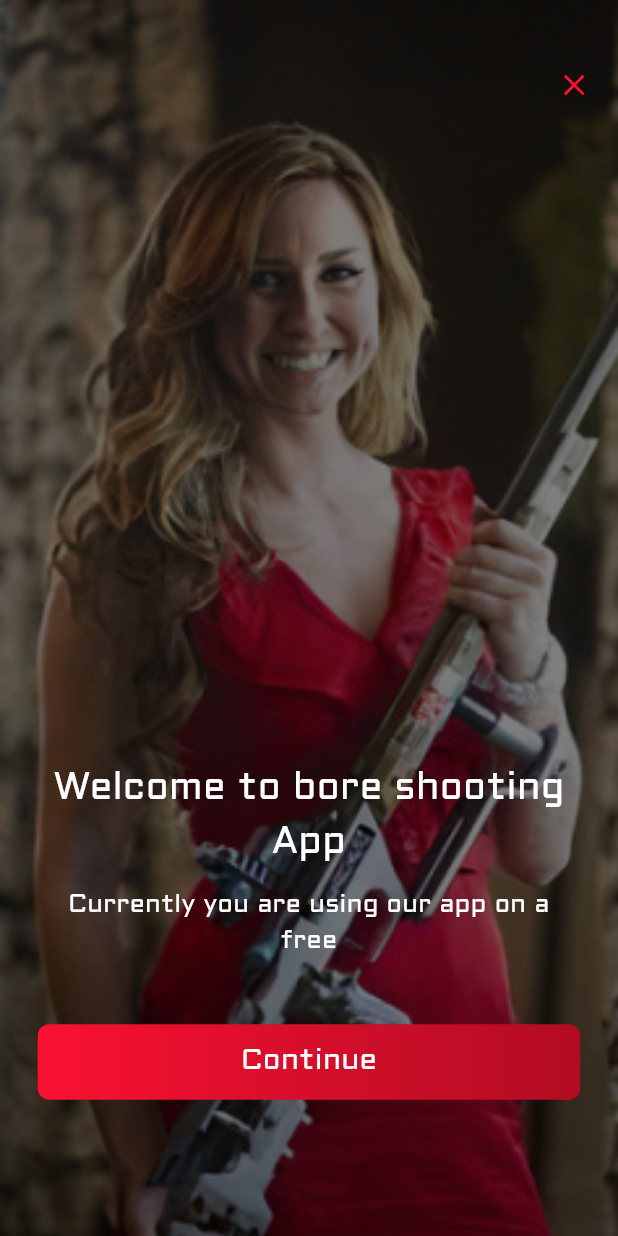
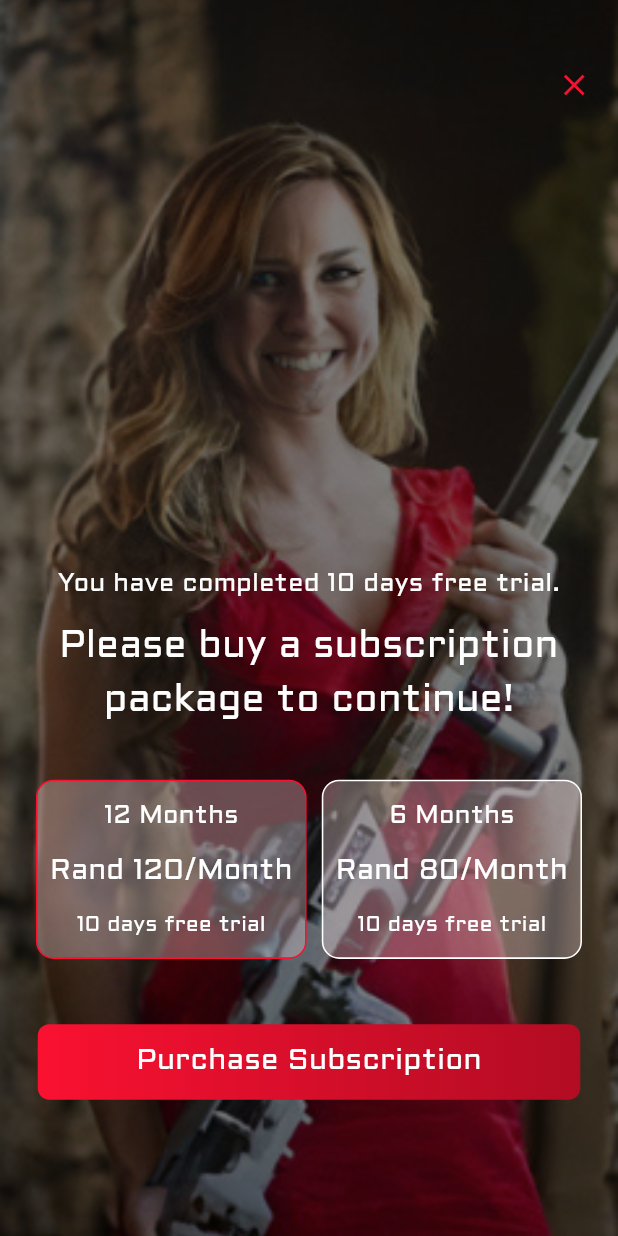
Before and after one commit to bdCalling-Sdt-hub/Shooter_App, a Flutter app: the screen it shows after launch, after a tap on "Continue", on a phone screen of 412 x 824 dp. Run offline on Flutter 3.47's test engine with Material 3 defaults, Android fonts, the phone set to English and light mode, and no system bars; our stand-ins replace awesome_bottom_bar, flutter_screenutil, flutter_svg, get, glassmorphism_ui, pin_code_fields.

Commit message:
SubscriptionScreen  completed

```diff
--- a/lib/main.dart
+++ b/lib/main.dart
@@ -4,7 +4,6 @@ import 'package:get/get.dart';
 import 'package:shooter_app/themes/themes.dart';
 import 'package:shooter_app/views/screens/auth/verifyEmailScreen/verify_email_screen.dart';
 import 'package:shooter_app/views/screens/bottom_nav_bar/bottom_nav_bar.dart';
-import 'package:shooter_app/views/screens/freetrialScreen/freetrial_screen.dart';
 import 'package:shooter_app/views/screens/home/home_screen.dart';
 import 'package:shooter_app/views/screens/notification/notification_screen.dart';
 import 'routes/app_routes.dart';
@@ -12,6 +11,8 @@ import 'views/screens/auth/forgetPasswordScreen/forget_password_screen.dart';
 import 'views/screens/onboardingsScreen/onboardings_screen.dart';
 import 'views/screens/registrationScreen/registration_screen.dart';
 import 'views/screens/splashScreen/splash_screen.dart';
+import 'views/screens/subscription/freetrialScreen/freetrial_screen.dart';
+import 'views/screens/subscription/subscriptionScreen/subscription_screen.dart';
 
 void main() {
   WidgetsFlutterBinding.ensureInitialized();
--- a/lib/routes/app_routes.dart
+++ b/lib/routes/app_routes.dart
@@ -5,7 +5,6 @@ import '../views/screens/auth/forgetPasswordScreen/forget_password_screen.dart';
 import '../views/screens/auth/setPasswordScreen/set_password_screen.dart';
 import '../views/screens/auth/sign_up/sign_up_screen.dart';
 import '../views/screens/auth/verifyEmailScreen/verify_email_screen.dart';
-import '../views/screens/freetrialScreen/freetrial_screen.dart';
 import '../views/screens/home/home_screen.dart';
 import '../views/screens/notification/notification_screen.dart';
 import '../views/screens/onboardingsScreen/onboardings_screen.dart';
@@ -19,6 +18,8 @@ import '../views/screens/settings/privacypolicyScreen/privacypolicy_screen.dart'
 import '../views/screens/settings/setnewpasswordScreen/setnewpassword_screen.dart';
 import '../views/screens/settings/settingsScreen/settings_screen.dart';
 import '../views/screens/settings/termsconditionsScreen/termsconditions_screen.dart';
+import '../views/screens/subscription/freetrialScreen/freetrial_screen.dart';
+import '../views/screens/subscription/subscriptionScreen/subscription_screen.dart';
 
 class AppRoutes {
   static const String splashScreen = "/splash_screen.dart";
@@ -41,6 +42,7 @@ class AppRoutes {
   static const String aboutusScreen = "/aboutus_screen.dart";
   static const String registrationScreen = "/registration_screen.dart";
   static const String freetrialScreen = "/freetrial_screen.dart";
+  static const String subscriptionScreen = "/subscription_screen.dart";
 
   static List<GetPage> get routes => [
         GetPage(name: splashScreen, page: () => SplashScreen()),
@@ -63,6 +65,6 @@ class AppRoutes {
             name: termsconditionsScreen, page: () => TermsconditionsScreen()),
         GetPage(name: aboutusScreen, page: () => AboutusScreen()),
         GetPage(name: registrationScreen, page: () => RegistrationScreen()),
-        GetPage(name: freetrialScreen, page: () => FreetrialScreen()),
+        GetPage(name: subscriptionScreen, page: () => SubscriptionScreen()),
       ];
 }
--- a/lib/utils/app_string.dart
+++ b/lib/utils/app_string.dart
@@ -78,4 +78,13 @@ class AppString {
   static String currentlyYou = "Currently you are using our app on a free \ntrial for 10 days!";
   static String continueS = "Continue";
 
+  //================> Subscription Screen <====================
+  static String youHave = "You have completed 10 days free trial.";
+  static String pleaseBuy = "Please buy a subscription \npackage to continue!";
+  static String months12 = "12 Months";
+  static String months6 = "6 Months";
+  static String rand120 = "Rand 120/Month";
+  static String rand80 = "Rand 80/Month";
+  static String days10 = "10 days free trial";
+  static String purchaseSubscription = "Purchase Subscription";
 }
--- a/lib/views/screens/freetrialScreen/freetrial_screen.dart
+++ b/lib/views/screens/subscription/freetrialScreen/freetrial_screen.dart
@@ -2,12 +2,12 @@ import 'package:flutter/material.dart';
 import 'package:flutter_screenutil/flutter_screenutil.dart';
 import 'package:get/get.dart';
 import 'package:shooter_app/utils/app_colors.dart';
-import '../../../routes/app_routes.dart';
-import '../../../utils/app_images.dart';
-import '../../../utils/app_string.dart';
-import '../../../utils/dimentions.dart';
-import '../../widgets/custom_button.dart';
-import '../../widgets/custom_text.dart';
+import '../../../../routes/app_routes.dart';
+import '../../../../utils/app_images.dart';
+import '../../../../utils/app_string.dart';
+import '../../../../utils/dimentions.dart';
+import '../../../widgets/custom_button.dart';
+import '../../../widgets/custom_text.dart';
 
 class FreetrialScreen extends StatelessWidget {
   const FreetrialScreen({super.key});
@@ -19,7 +19,7 @@ class FreetrialScreen extends StatelessWidget {
         extendBody: true,
         backgroundColor: Colors.black,
         body: Stack(children: [
-          //================================> Background Image and Back Arrow Section <=======================
+          //================================> Background Image and Close Icon Section <=======================
           Opacity(
             opacity: 0.5,
             child: Container(
@@ -74,10 +74,11 @@ class FreetrialScreen extends StatelessWidget {
                   fontsize: 16.sp,
                 ),
                 SizedBox(height: 44.h),
+                //================================> Continue Button Section <=======================
                 CustomButton(
                   title: AppString.continueS,
                   onpress: () {
-                    //Get.toNamed(AppRoutes.signUpScreen);
+                    Get.toNamed(AppRoutes.subscriptionScreen);
                   },
                 ),
                 SizedBox(height: 94.h),
--- /dev/null
+++ b/lib/views/screens/subscription/subscriptionScreen/subscription_screen.dart
@@ -0,0 +1,142 @@
+import 'package:flutter/material.dart';
+import 'package:flutter_screenutil/flutter_screenutil.dart';
+import 'package:get/get.dart';
+import '../../../../utils/app_colors.dart';
+import '../../../../utils/app_images.dart';
+import '../../../../utils/app_string.dart';
+import '../../../../utils/dimentions.dart';
+import '../../../widgets/custom_button.dart';
+import '../../../widgets/custom_text.dart';
+
+class SubscriptionScreen extends StatelessWidget {
+  const SubscriptionScreen({super.key});
+
+  @override
+  Widget build(BuildContext context) {
+    return Scaffold(
+        resizeToAvoidBottomInset: false,
+        extendBody: true,
+        backgroundColor: Colors.black,
+        body: Stack(children: [
+          //================================> Background Image and Close Icon Section <=======================
+          Opacity(
+            opacity: 0.5,
+            child: Container(
+              width: double.infinity,
+              decoration: const BoxDecoration(
+                image: DecorationImage(
+                    image: AssetImage(AppImages.onboardingsBg),
+                    fit: BoxFit.cover),
+              ),
+            ),
+          ),
+          Padding(
+            padding: EdgeInsets.symmetric(horizontal: 5.w),
+            child: Column(
+              mainAxisAlignment: MainAxisAlignment.start,
+              children: [
+                SizedBox(height: 34.h),
+                Align(
+                  alignment: Alignment.topRight,
+                  child: IconButton(
+                    alignment: Alignment.centerLeft,
+                    icon: Icon(
+                      Icons.close,
+                      color: AppColors.primaryColor,
+                    ),
+                    onPressed: () {
+                      Get.back();
+                    },
+                  ),
+                ),
+              ],
+            ),
+          ),
+          Padding(
+            padding: const EdgeInsets.symmetric(
+                horizontal: Dimensions.paddingSizeDefault),
+            child: Column(
+              mainAxisAlignment: MainAxisAlignment.center,
+              children: [
+                //================================> Body Strings Section <=======================
+
+                const Spacer(),
+                CustomText(
+                  text: AppString.youHave,
+                  fontsize: 16.sp,
+                ),
+                SizedBox(height: 12.h),
+                CustomText(
+                  text: AppString.pleaseBuy,
+                  maxline: 2,
+                  fontsize: 24.sp,
+                ),
+                SizedBox(height: 35.h),
+                Row(
+                  mainAxisAlignment: MainAxisAlignment.spaceBetween,
+                  children: [
+                    Container(
+                      decoration: BoxDecoration(
+                          borderRadius: BorderRadius.circular(12.r),
+                          color: AppColors.fieldColor,
+                          border: Border.all(
+                              width: 1.w, color: AppColors.primaryColor)),
+                      child: Padding(
+                        padding: EdgeInsets.symmetric(
+                            horizontal: 8.w, vertical: 12.h),
+                        child: Column(
+                          children: [
+                            CustomText(
+                                text: AppString.months12, fontsize: 16.sp),
+                            SizedBox(height: 12.h),
+                            CustomText(
+                                text: AppString.rand120, fontsize: 18.sp),
+                            SizedBox(height: 12.h),
+                            CustomText(
+                              text: AppString.days10,
+                            ),
+                          ],
+                        ),
+                      ),
+                    ),
+                    Container(
+                      decoration: BoxDecoration(
+                          borderRadius: BorderRadius.circular(12.r),
+                          color: AppColors.fieldColor,
+                          border:
+                              Border.all(width: 1.w, color: AppColors.white)),
+                      child: Padding(
+                        padding: EdgeInsets.symmetric(
+                            horizontal: 8.w, vertical: 12.h),
+                        child: Column(
+                          children: [
+                            CustomText(
+                                text: AppString.months6, fontsize: 16.sp),
+                            SizedBox(height: 12.h),
+                            CustomText(text: AppString.rand80, fontsize: 18.sp),
+                            SizedBox(height: 12.h),
+                            CustomText(
+                              text: AppString.days10,
+                            ),
+                          ],
+                        ),
+                      ),
+                    ),
+                  ],
+                ),
+
+                SizedBox(height: 45.h),
+                //================================> Purchase Subscription Button Section <=======================
+                CustomButton(
+                  title: AppString.purchaseSubscription,
+                  onpress: () {
+                    //Get.toNamed(AppRoutes.signUpScreen);
+                  },
+                ),
+                SizedBox(height: 94.h),
+              ],
+            ),
+          ),
+        ]));
+  }
+}
```
